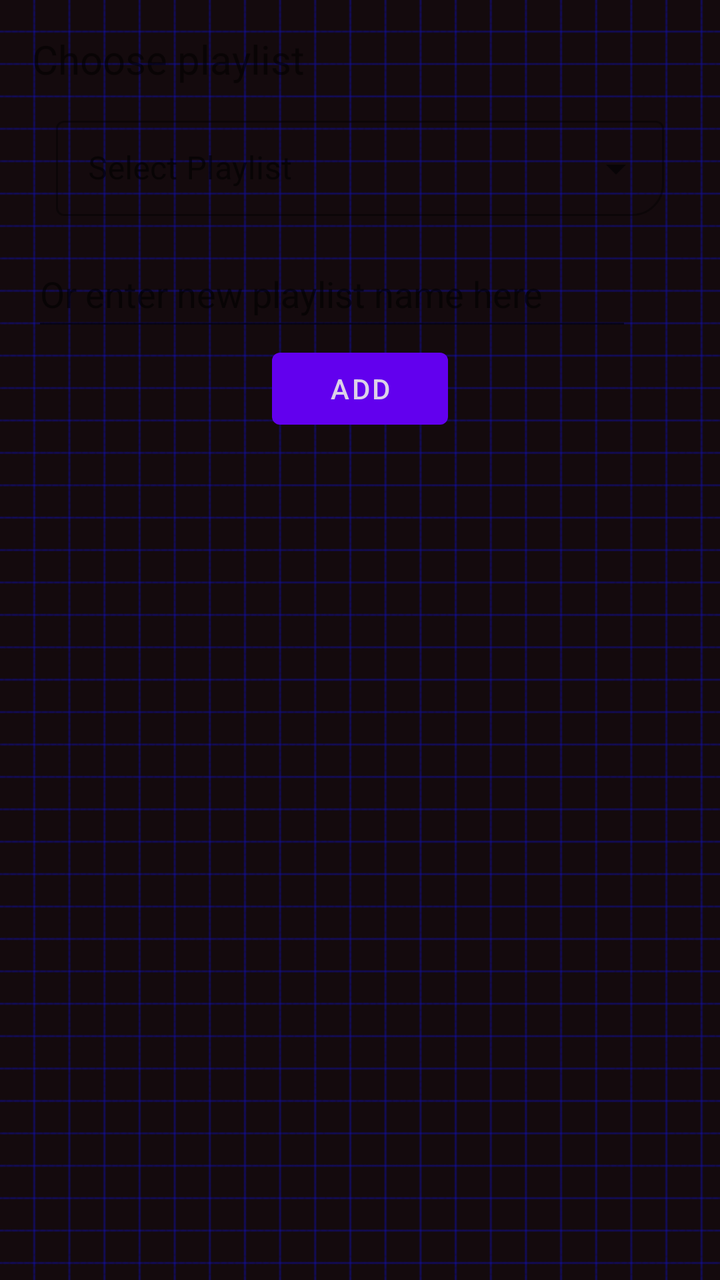
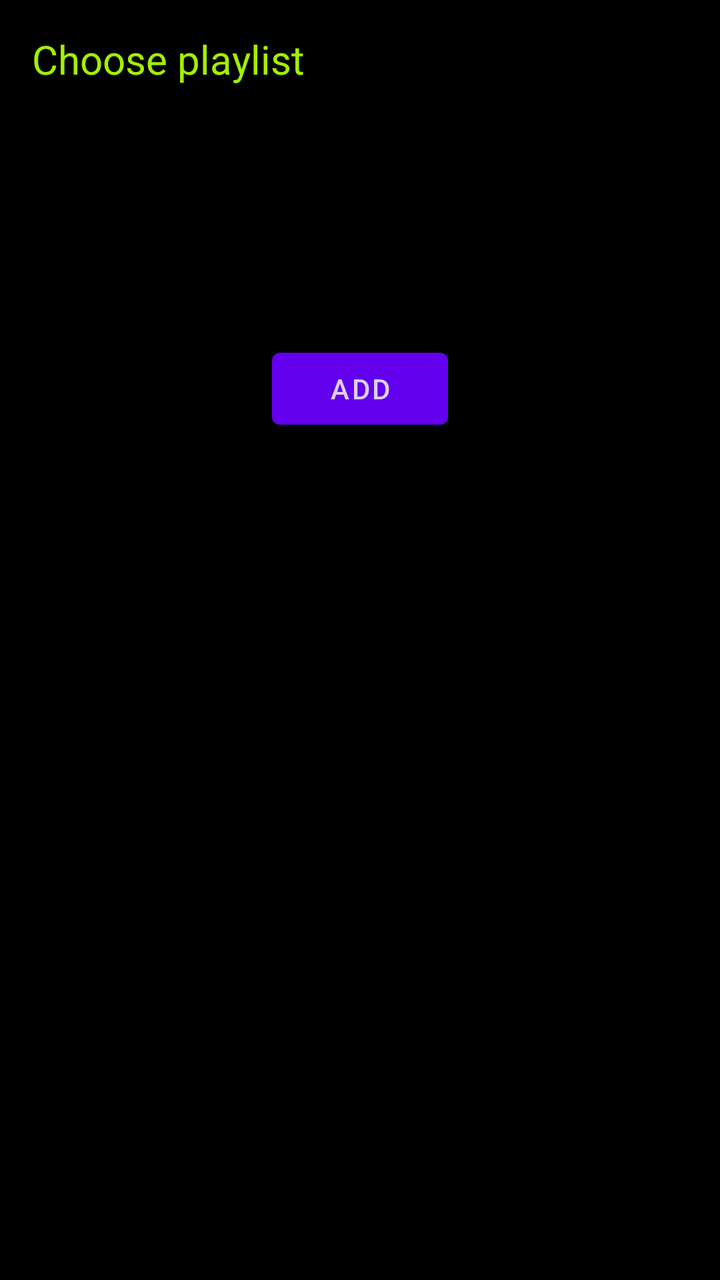

Two renders of the same Android screen: before a commit and after it. Below are the layout's source before the change and the commit's diff.
<!-- AndroidManifest.xml: application theme Theme.WhiteNoise -->
<!-- res/layout/add_song_to_playlist.xml -->
<?xml version="1.0" encoding="utf-8"?>
<androidx.constraintlayout.widget.ConstraintLayout xmlns:android="http://schemas.android.com/apk/res/android"
    android:layout_width="wrap_content"
    android:layout_height="wrap_content"
    xmlns:app="http://schemas.android.com/apk/res-auto"
    android:orientation="vertical"
    android:padding="16dp">

    <TextView
        android:id="@+id/original_title"
        android:layout_width="wrap_content"
        android:layout_height="wrap_content"
        app:layout_constraintTop_toTopOf="parent"
        app:layout_constraintStart_toStartOf="parent"
        android:text="Choose playlist"
        android:textSize="20sp"/>

    <com.google.android.material.textfield.TextInputLayout
        android:layout_width="0dp"
        android:layout_height="wrap_content"
        app:layout_constraintTop_toBottomOf="@id/original_title"
        app:layout_constraintBottom_toTopOf="@id/new_playlist_name"
        app:layout_constraintStart_toStartOf="parent"
        app:layout_constraintEnd_toEndOf="parent"
        android:layout_margin="12dp"
        android:hint="Select Playlist"
        style="@style/Widget.MaterialComponents.TextInputLayout.OutlinedBox.Dense.ExposedDropdownMenu"
        app:boxCornerRadiusBottomEnd="@dimen/m">
        <AutoCompleteTextView
            android:id="@+id/playlists_to_choose"
            android:layout_width="match_parent"
            android:layout_height="wrap_content"
            android:inputType="none">
        </AutoCompleteTextView>

    </com.google.android.material.textfield.TextInputLayout>


    <EditText
        android:id="@+id/new_playlist_name"
        android:layout_width="300dp"
        android:layout_height="50dp"
        app:layout_constraintStart_toStartOf="parent"
        app:layout_constraintBottom_toTopOf="@id/save_button"
        android:hint="Or enter new playlist name here" />

    <Button
        android:id="@+id/save_button"
        android:layout_width="wrap_content"
        android:layout_height="wrap_content"
        app:layout_constraintTop_toBottomOf="@id/new_playlist_name"
        app:layout_constraintStart_toStartOf="parent"
        app:layout_constraintEnd_toEndOf="parent"
        android:text="Add" />

</androidx.constraintlayout.widget.ConstraintLayout>
<!-- resources referenced by this layout -->
<resources>
  <dimen name="m">16dp</dimen>
  <style name="Theme.WhiteNoise" parent="Theme.MaterialComponents.DayNight.NoActionBar">
          
          <item name="colorPrimary">@color/purple_500</item>
          <item name="colorPrimaryVariant">@color/purple_700</item>
          <item name="colorOnPrimary">@color/white</item>
          
          <item name="colorSecondary">@color/teal_200</item>
          <item name="colorSecondaryVariant">@color/teal_700</item>
          <item name="colorOnSecondary">@color/black</item>
          
  
          
          <item name="android:windowBackground">@drawable/background</item>
      </style>
  <color name="purple_500">#FF6200EE</color>
  <color name="purple_700">#FF3700B3</color>
  <color name="white">#DCD1E8</color>
  <color name="teal_200">#FF03DAC5</color>
  <color name="teal_700">#FF018786</color>
  <color name="black">#FF000000</color>
  <!-- drawable background: png bitmap (drawable, 33336 bytes) -->
</resources>

<!-- the commit's change to res/layout/add_song_to_playlist.xml (unified diff, before → after) -->
@@ -4,6 +4,7 @@
     android:layout_height="wrap_content"
     xmlns:app="http://schemas.android.com/apk/res-auto"
     android:orientation="vertical"
+    android:background="#000000"
     android:padding="16dp">
 
     <TextView
@@ -13,6 +14,7 @@
         app:layout_constraintTop_toTopOf="parent"
         app:layout_constraintStart_toStartOf="parent"
         android:text="Choose playlist"
+        android:textColor="#a3ef00"
         android:textSize="20sp"/>
 
     <com.google.android.material.textfield.TextInputLayout
@@ -24,12 +26,14 @@
         app:layout_constraintEnd_toEndOf="parent"
         android:layout_margin="12dp"
         android:hint="Select Playlist"
+        app:boxStrokeColor="#a3ef00"
         style="@style/Widget.MaterialComponents.TextInputLayout.OutlinedBox.Dense.ExposedDropdownMenu"
         app:boxCornerRadiusBottomEnd="@dimen/m">
         <AutoCompleteTextView
             android:id="@+id/playlists_to_choose"
             android:layout_width="match_parent"
             android:layout_height="wrap_content"
+
             android:inputType="none">
         </AutoCompleteTextView>
 
<!-- resource entries referenced after the edit -->
@@ -13,7 +13,7 @@
           
   
           
-          <item name="android:windowBackground">@drawable/background</item>
+  
       </style>
   <color name="purple_500">#FF6200EE</color>
   <color name="purple_700">#FF3700B3</color>
@@ -21,6 +21,5 @@
   <color name="teal_200">#FF03DAC5</color>
   <color name="teal_700">#FF018786</color>
   <color name="black">#FF000000</color>
-  <!-- drawable background: png bitmap (drawable, 33336 bytes) -->
 </resources>
 
